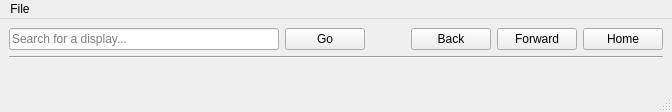
slaclab/pydm, file pydm/pydm.ui: the form before one commit.
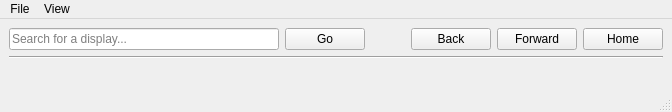
The form after the commit.

Commit message: Add (very simple, very clumsy) font resizing.

```diff
--- a/pydm/pydm.ui
+++ b/pydm/pydm.ui
@@ -109,7 +109,15 @@
     <addaction name="actionEdit_in_Designer"/>
     <addaction name="actionReload_Display"/>
    </widget>
+   <widget class="QMenu" name="menuView">
+    <property name="title">
+     <string>View</string>
+    </property>
+    <addaction name="actionIncrease_Font_Size"/>
+    <addaction name="actionDecrease_Font_Size"/>
+   </widget>
    <addaction name="menuFile"/>
+   <addaction name="menuView"/>
   </widget>
   <widget class="QStatusBar" name="statusbar"/>
   <action name="actionEdit_in_Designer">
```
Left out of the diff: 16 changed lines with no effect on the pictures. The commit also changes 2 other files.
